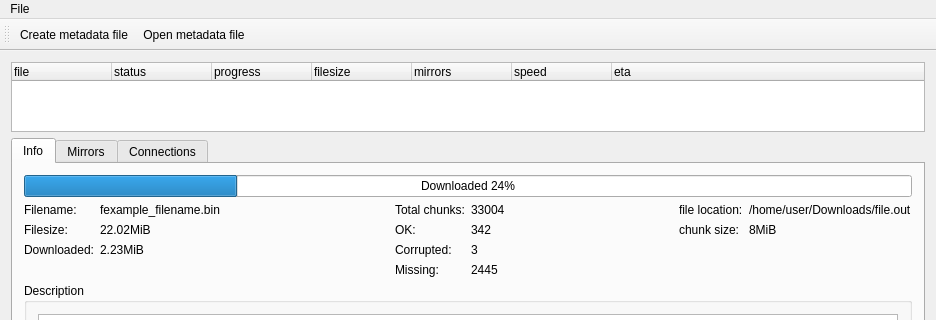
The window that mainwindow.ui (Szpadel/Aksolotl) describes before a commit, drawn with Qt 5; both pictures show x 0 to 936 and y 0 to 320 of the 936 by 568 pixel window.
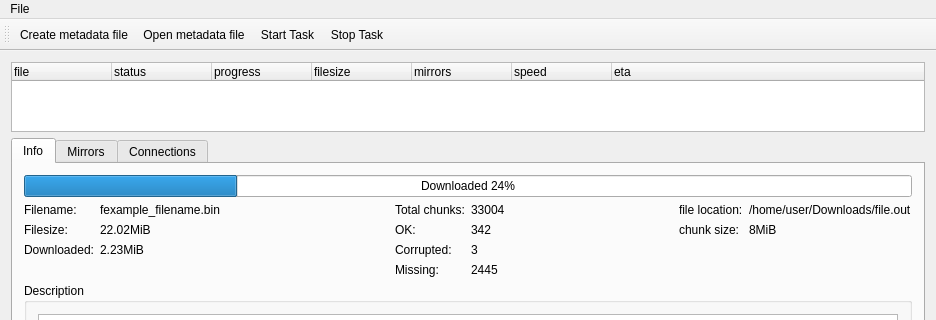
The same window after the commit. Icons and pictures are not drawn.

```diff
--- a/mainwindow.ui
+++ b/mainwindow.ui
@@ -461,6 +461,8 @@
    </attribute>
    <addaction name="actionCreate_metadata_file"/>
    <addaction name="actionOpen_metadata_file"/>
+   <addaction name="actionStart_Task"/>
+   <addaction name="actionStop_Task"/>
   </widget>
   <widget class="QStatusBar" name="statusBar"/>
   <action name="actionOpen_metadata_file">
@@ -481,6 +483,24 @@
     <string>Create metadata file</string>
    </property>
   </action>
+  <action name="actionStart_Task">
+   <property name="icon">
+    <iconset resource="resources.qrc">
+     <normaloff>:/icons-32/icons/media-playback-start.png</normaloff>:/icons-32/icons/media-playback-start.png</iconset>
+   </property>
+   <property name="text">
+    <string>Start Task</string>
+   </property>
+  </action>
+  <action name="actionStop_Task">
+   <property name="icon">
+    <iconset resource="resources.qrc">
+     <normaloff>:/icons-32/icons/media-playback-stop.png</normaloff>:/icons-32/icons/media-playback-stop.png</iconset>
+   </property>
+   <property name="text">
+    <string>Stop Task</string>
+   </property>
+  </action>
  </widget>
  <layoutdefault spacing="6" margin="11"/>
  <resources>
```
